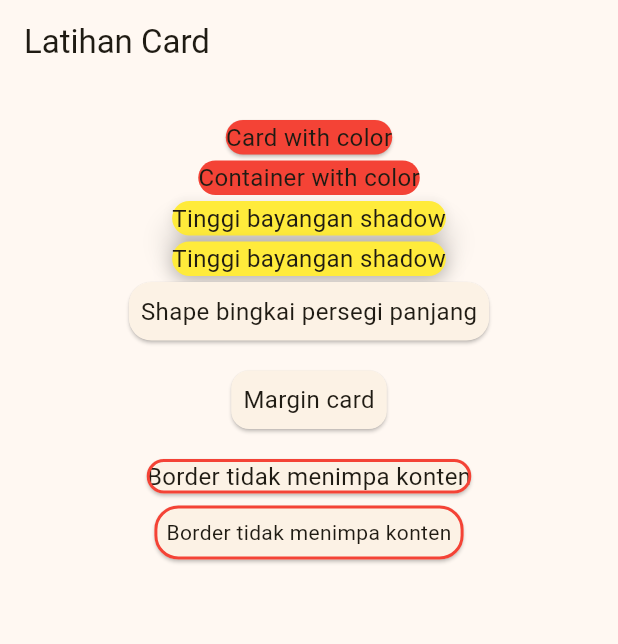
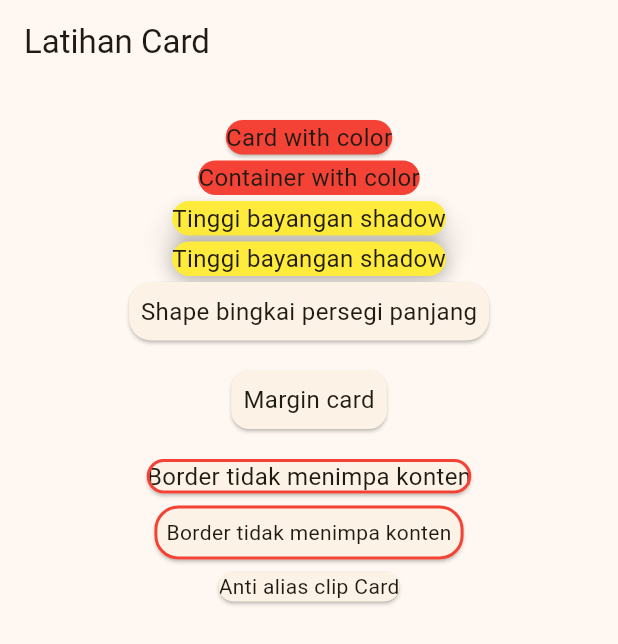
Before and after one commit to annddvaa/Tugas_week_8_1123150164, a Flutter app: the screen it shows after launch, on a phone screen of 412 x 824 dp. Shown: the top 644 px of the screen. Run offline on Flutter 3.47's test engine with Material 3 defaults, Android fonts, the phone set to English and light mode, and no system bars.

Commit message:
membuat card dengan clip behavior

```diff
--- a/lib/pages/latihancard.dart
+++ b/lib/pages/latihancard.dart
@@ -99,6 +99,13 @@ class Latihancard extends StatelessWidget {
                     child: Text("Border tidak menimpa konten"),
                   ),
                 ),
+                Card(
+                  clipBehavior: Clip.antiAlias,
+                  child: Text(
+                    "Anti alias clip Card",
+                    style: TextStyle(fontSize: 14.0),
+                  ),
+                ),
               ],
             ),
           ),
```
